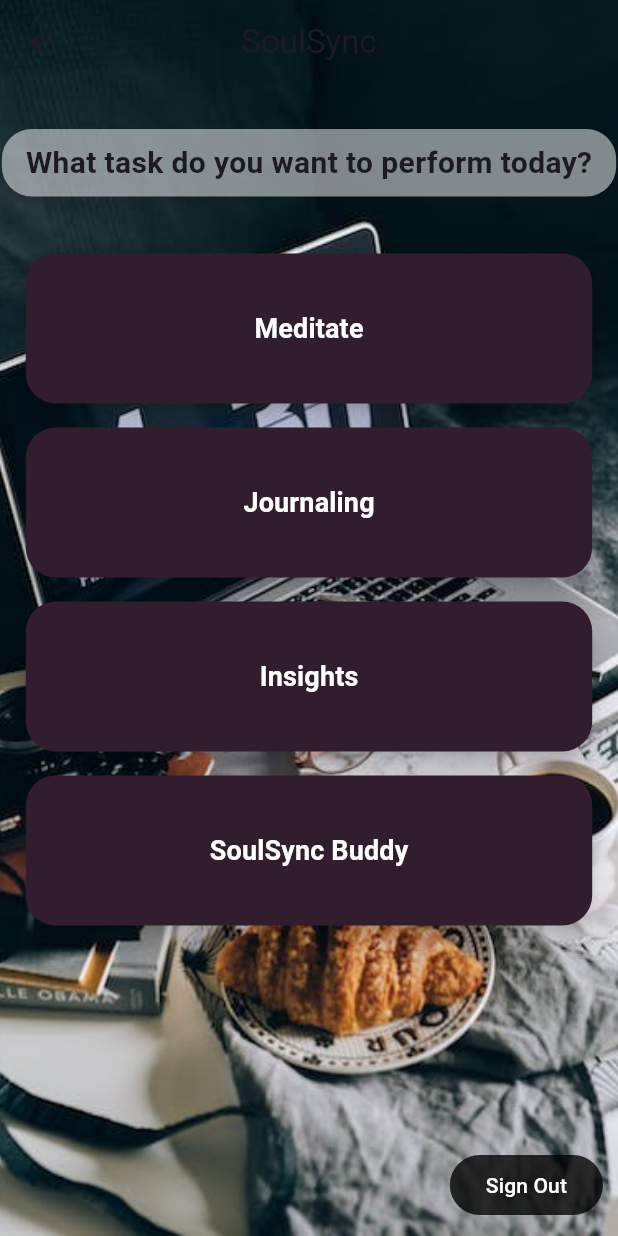
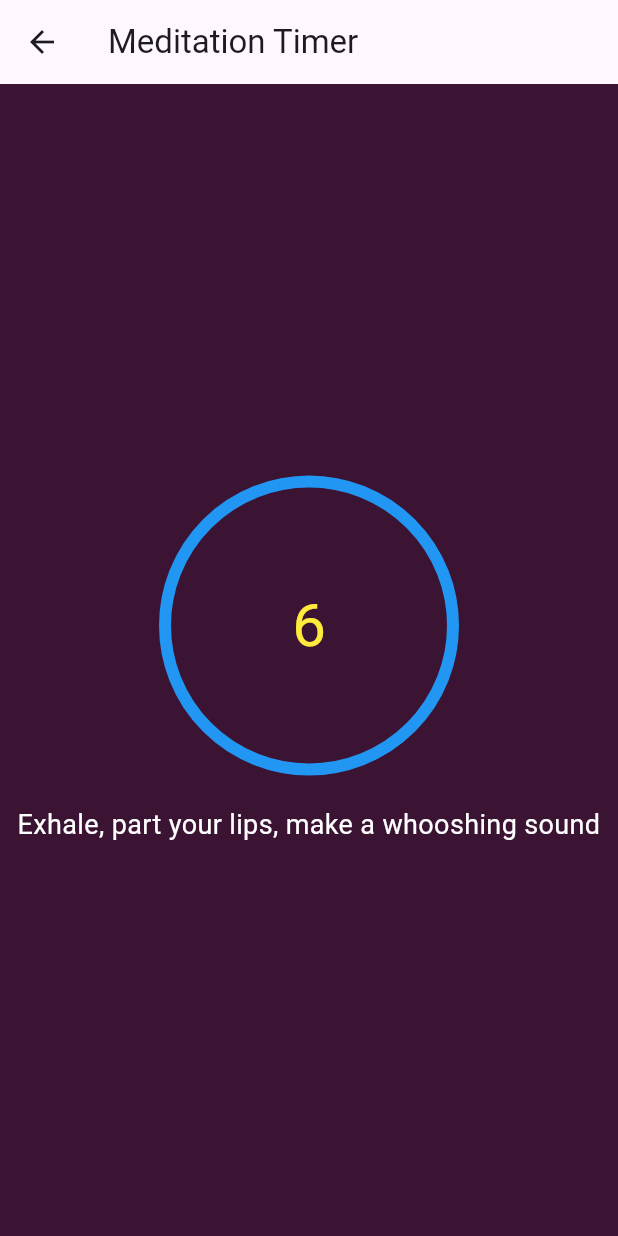
Before and after one commit to swas-kar/SoulSync, a Flutter app: the HomePage screen opened by its route, after a tap on "Meditate", on a phone screen of 412 x 824 dp. Run offline on Flutter 3.47's test engine with Material 3 defaults, Android fonts, the phone set to English and light mode, and no system bars; our stand-ins replace cloud_firestore, dash_chat_2, firebase_auth, firebase_core, fl_chart, google_sign_in and 1 more; accounts and stored records are empty.

Commit message:
Added all and hopefully it will work.

```diff
--- /dev/null
+++ b/devtools_options.yaml
@@ -0,0 +1 @@
+extensions:
--- a/lib/screens/home_page.dart
+++ b/lib/screens/home_page.dart
@@ -3,6 +3,8 @@ import 'package:flutter/material.dart';
 import 'package:my_soul_sync/screens/bot.dart';
 import 'package:shared_preferences/shared_preferences.dart';
 import 'journal/calendar.dart';
+import 'graph.dart';
+import 'meditation.dart';
 
 class HomePage extends StatelessWidget {
   const HomePage({Key? key}) : super(key: key);
@@ -54,7 +56,12 @@ class HomePage extends StatelessWidget {
                     OptionBox(
                       label: 'Meditate',
                       onTap: () {
-                        // Handle 'Meditate' button tap
+                        Navigator.push(
+                          context,
+                          MaterialPageRoute(
+                            builder: (context) => const MeditationPage(),
+                          ),
+                        );
                       },
                     ),
                     OptionBox(
@@ -71,7 +78,12 @@ class HomePage extends StatelessWidget {
                     OptionBox(
                       label: 'Insights',
                       onTap: () {
-                        // Handle 'Insights' button tap
+                        Navigator.push(
+                          context,
+                          MaterialPageRoute(
+                            builder: (context) => const GraphPage(),
+                          ),
+                        );
                       },
                     ),
                     OptionBox(
--- a/lib/screens/journal/journal_entry_screen.dart
+++ b/lib/screens/journal/journal_entry_screen.dart
@@ -131,7 +131,7 @@ class _JournalEntryScreenState extends State<JournalEntryScreen> {
     else if (sentimentValue == 'The response submitted is mostly positive.'){
       return 0.5;
     }
-    else if (sentimentValue == 'The response submitted is mostly positive.'){
+    else if (sentimentValue == 'The response submitted is mostly negative.'){
       return -0.5;
     }
      else {
--- /dev/null
+++ b/lib/screens/meditation.dart
@@ -0,0 +1,120 @@
+import 'package:flutter/material.dart';
+import 'dart:async';
+
+class MeditationPage extends StatefulWidget {
+
+  const MeditationPage({Key? key}) : super(key: key);
+  @override
+  State<MeditationPage> createState() => _MeditationPageState();
+}
+
+class _MeditationPageState extends State<MeditationPage> {
+  int _seconds = 0;
+  String _instruction = '';
+  late Timer _timer;
+  int dir=0;
+  @override
+  void initState() {
+    super.initState();
+    startTimer();
+  }
+
+  void startTimer() {
+    const oneSecond = Duration(seconds: 1);
+    _timer = Timer.periodic(oneSecond, (timer) {
+      if (_seconds == 0) {
+        // Switch between breathe in and breathe out
+        setState(() {
+          if (_instruction == '') {
+            _instruction = 'Exhale, part your lips, make a whooshing sound';
+            _seconds = 6;
+          } else if (_instruction == 'Exhale, part your lips, make a whooshing sound') {
+            _instruction = 'Inhale silently through your left nostril, count to four';
+            _seconds= 1;
+            _seconds = 4;
+          } else if (_instruction == 'Inhale silently through your left nostril, count to four') {
+            _instruction = 'Hold your breath for seven seconds';
+              dir=1;
+             _seconds= 1;
+            _seconds = 7;
+          } else if (_instruction == 'Hold your breath for seven seconds' ) {
+            _instruction = 'Exhale through your mouth, make a whooshing sound, count to eight';
+            _seconds = 1;
+            _seconds = 8;
+          } else if (_instruction == 'Exhale through your mouth, make a whooshing sound, count to eight' && dir==1) {
+            _instruction = 'Inhale silently through your right nostril, count to four';
+            _seconds= 1;
+            _seconds = 4;
+          }
+          else if (_instruction == 'Inhale silently through your right nostril, count to four') {
+            _instruction = 'Hold your breath for seven seconds';
+            dir=0;
+            _seconds= 1;
+            _seconds = 7;
+          }
+          else if (_instruction == 'Hold your breath for seven seconds' ) {
+            _instruction = 'Exhale through your mouth, make a whooshing sound, count to eight';
+            _seconds = 1;
+            _seconds = 8;
+          }
+          else if (_instruction == 'Exhale through your mouth, make a whooshing sound, count to eight' && dir==0) {
+            _instruction = 'Inhale silently through your left nostril, count to four';
+            _seconds= 1;
+            _seconds = 4;
+          }
+        });
+      } else {
+        setState(() {
+          _seconds--;
+        });
+      }
+    });
+  }
+
+  @override
+  Widget build(BuildContext context) {
+    return Scaffold(
+      appBar: AppBar(
+        title: const Text('Meditation Timer'),
+      ),
+      body: Center(
+        child: Column(
+          mainAxisAlignment: MainAxisAlignment.center,
+          children: [
+            Container(
+              width: 200,
+              height: 200,
+              decoration: BoxDecoration(
+                shape: BoxShape.circle,
+                border: Border.all(
+                  color: Colors.blue,
+                  width: 8.0,
+                ),
+              ),
+              child: Center(
+                child: Text(
+                  '$_seconds',
+                  style: const TextStyle(fontSize: 40,
+                  color: Colors.yellow,
+                  ),
+                ),
+              ),
+            ),
+            const SizedBox(height: 20),
+            Text(
+              _instruction,
+              textAlign: TextAlign.center,
+              style: const TextStyle(fontSize: 18,color: Colors.white),
+            ),
+          ],
+        ),
+      ),
+    );
+  }
+
+  @override
+  void dispose() {
+    _timer.cancel();
+    super.dispose();
+  }
+}
--- a/pubspec.yaml
+++ b/pubspec.yaml
@@ -44,6 +44,7 @@ dependencies:
   provider: ^6.1.1
   dialog_flowtter: ^0.3.3
   dash_chat_2: ^0.0.20
+  fl_chart: ^0.40.0
 
 dev_dependencies:
   flutter_test:
```
Also changed, not shown: lib/screens/graph.dart (added, +168 -0 lines), pubspec.lock.
